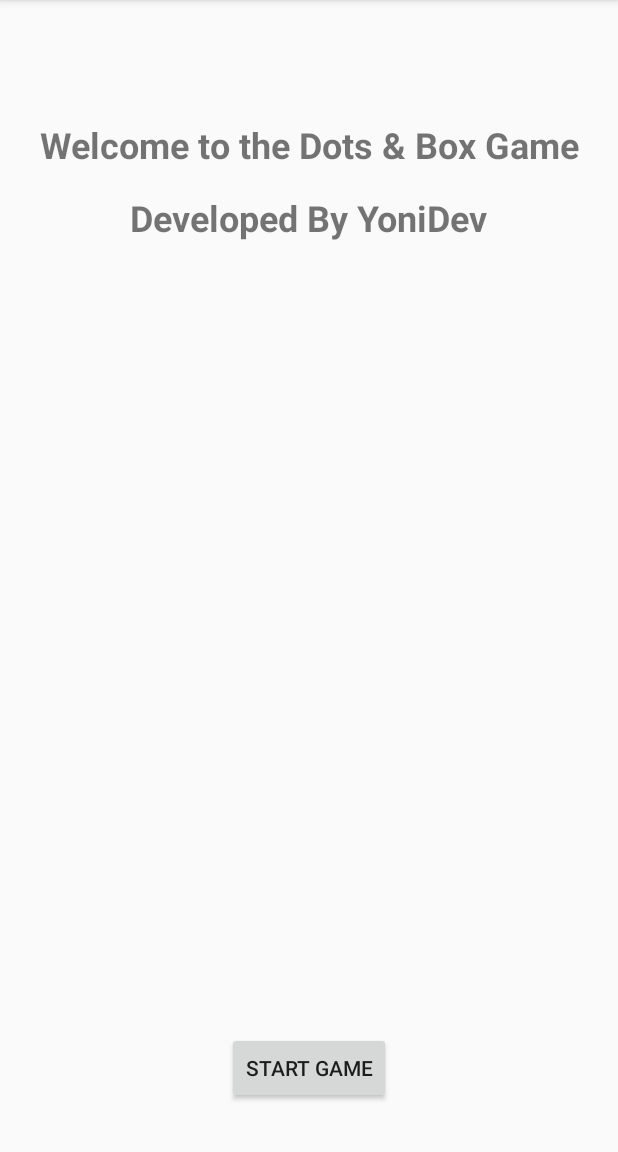
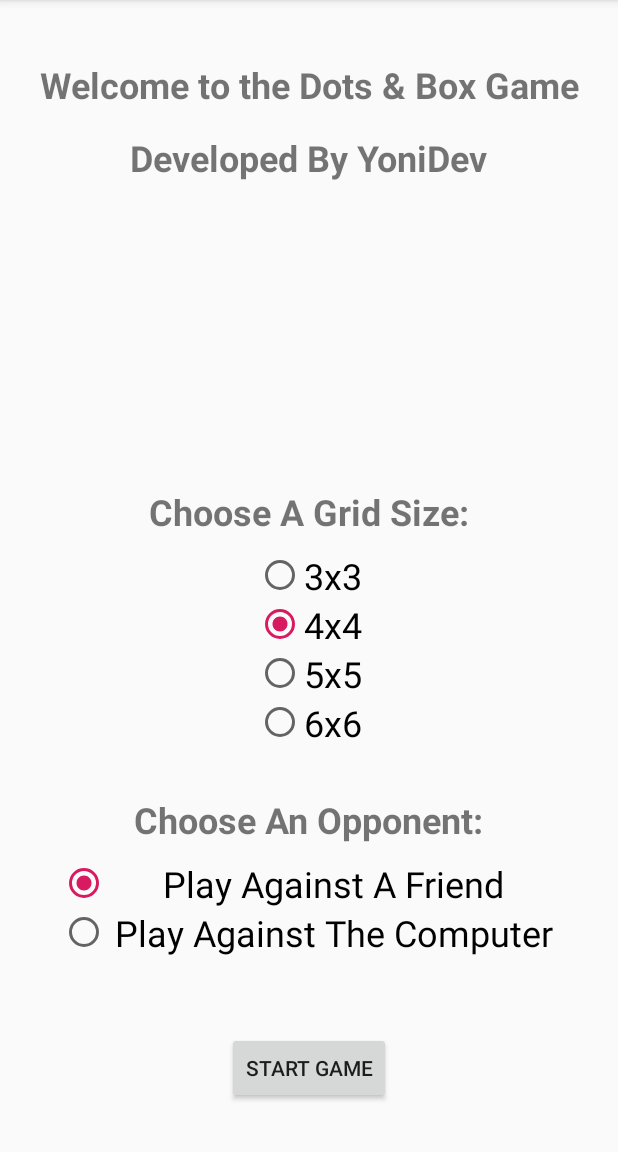
Before and after one commit to sly97/DotsAndBoxes, an Android app: the screen it shows after launch (MainActivity), on a phone screen of 412 x 824 dp, the part 84-1236 px from its top. Run offline under Robolectric (Android 15) with nearby library versions, the phone set to English and light mode, and no system bars.

Commit message:
Added Custom Grid Size Support.
Added Opponent Choice. (Still under maintenance)

Replaced Player Names accordingly to the chosen opponent.

Added Comments where needed.

```diff
--- a/app/src/main/res/layout/activity_main.xml
+++ b/app/src/main/res/layout/activity_main.xml
@@ -20,7 +20,7 @@
             android:id="@+id/textView"
             android:layout_width="wrap_content"
             android:layout_height="wrap_content"
-            android:layout_marginTop="80dp"
+            android:layout_marginTop="40dp"
             android:text="Welcome to the Dots &amp; Box Game"
             android:textSize="24sp"
             android:textStyle="bold"
@@ -39,4 +39,112 @@
             app:layout_constraintEnd_toEndOf="parent"
             app:layout_constraintStart_toStartOf="parent"
             app:layout_constraintTop_toBottomOf="@+id/textView" />
+
+
+    <TextView
+            android:id="@+id/textView3"
+            android:layout_width="wrap_content"
+            android:layout_height="wrap_content"
+            android:layout_marginBottom="10dp"
+            android:text="Choose An Opponent:"
+            android:textSize="24sp"
+            android:textStyle="bold"
+            app:layout_constraintBottom_toTopOf="@+id/playAsOptions"
+            app:layout_constraintEnd_toEndOf="parent"
+            app:layout_constraintStart_toStartOf="parent" />
+
+    <RadioGroup
+            android:id="@+id/playAsOptions"
+            android:layout_width="match_parent"
+            android:layout_height="wrap_content"
+            android:layout_marginBottom="50dp"
+            app:layout_constraintBottom_toTopOf="@+id/button2"
+            app:layout_constraintEnd_toEndOf="parent"
+            app:layout_constraintStart_toStartOf="parent">
+
+        <RadioButton
+                android:id="@+id/playAsFriend"
+                android:layout_width="match_parent"
+                android:layout_height="wrap_content"
+                android:layout_marginLeft="40sp"
+                android:layout_marginRight="40sp"
+                android:checked="true"
+                android:gravity="center"
+                android:text="Play Against A Friend"
+                android:textSize="24sp" />
+
+        <RadioButton
+                android:id="@+id/playAsBot"
+                android:layout_width="match_parent"
+                android:layout_height="wrap_content"
+                android:layout_marginLeft="40sp"
+                android:layout_marginRight="40sp"
+                android:gravity="center"
+                android:text="Play Against The Computer"
+                android:textSize="24sp" />
+    </RadioGroup>
+
+    <TextView
+            android:id="@+id/textView4"
+            android:layout_width="wrap_content"
+            android:layout_height="wrap_content"
+            android:layout_marginBottom="10dp"
+            android:text="Choose A Grid Size:"
+            android:textSize="24sp"
+            android:textStyle="bold"
+            app:layout_constraintBottom_toTopOf="@+id/gridSize"
+            app:layout_constraintEnd_toEndOf="parent"
+            app:layout_constraintStart_toStartOf="parent" />
+
+
+    <RadioGroup
+            android:id="@+id/gridSize"
+            android:layout_width="wrap_content"
+            android:layout_height="wrap_content"
+            android:layout_marginBottom="32dp"
+            app:layout_constraintBottom_toTopOf="@+id/textView3"
+            app:layout_constraintEnd_toEndOf="parent"
+            app:layout_constraintStart_toStartOf="parent">
+        <RadioButton
+                android:id="@+id/gridSize3"
+                android:layout_width="match_parent"
+                android:layout_height="wrap_content"
+                android:layout_marginLeft="40sp"
+                android:layout_marginRight="40sp"
+                android:gravity="center"
+                android:text="3x3"
+                android:textSize="24sp" />
+
+        <RadioButton
+                android:id="@+id/gridSize4"
+                android:layout_width="match_parent"
+                android:layout_height="wrap_content"
+                android:layout_marginLeft="40sp"
+                android:layout_marginRight="40sp"
+                android:checked="true"
+                android:gravity="center"
+                android:text="4x4"
+                android:textSize="24sp" />
+        <RadioButton
+                android:id="@+id/gridSize5"
+                android:layout_width="match_parent"
+                android:layout_height="wrap_content"
+                android:layout_marginLeft="40sp"
+                android:layout_marginRight="40sp"
+                android:gravity="center"
+                android:text="5x5"
+                android:textSize="24sp" />
+        <RadioButton
+                android:id="@+id/gridSize6"
+                android:layout_width="match_parent"
+                android:layout_height="wrap_content"
+                android:layout_marginLeft="40sp"
+                android:layout_marginRight="40sp"
+                android:gravity="center"
+                android:text="6x6"
+                android:textSize="24sp" />
+
+    </RadioGroup>
+
+
 </androidx.constraintlayout.widget.ConstraintLayout>
--- a/logic/src/main/kotlin/org/example/student/dotsboxgame/StudentDotsBoxGame.kt
+++ b/logic/src/main/kotlin/org/example/student/dotsboxgame/StudentDotsBoxGame.kt
@@ -34,7 +34,7 @@ class StudentDotsBoxGame(val columns : Int, val rows : Int, players : List<Playe
     inner class StudentLine(lineX: Int, lineY: Int) : AbstractLine(lineX, lineY) {
         override var isDrawn: Boolean = false
 
-
+        //Holds coordinates of adjacent boxes to a line
         override val adjacentBoxes: Pair<StudentBox?, StudentBox?>
             get() {
                 if(lineX == 0 && lineY % 2 == 1){
@@ -71,6 +71,7 @@ class StudentDotsBoxGame(val columns : Int, val rows : Int, players : List<Playe
             }
 
         override fun drawLine(){
+            //Checks if player gets another move
             var extraMove = false
             if(!this.isDrawn){
                 this.isDrawn = true
@@ -86,6 +87,7 @@ class StudentDotsBoxGame(val columns : Int, val rows : Int, players : List<Playe
 
                 fireGameChange()
 
+                //checks extraMove and moves to next player, or adds score per box, and checks if last box is completed
                 if(!extraMove) {
                     if (players.indexOf(currentPlayer) == players.size - 1) {
                         currentPlayer = players[0]
```
Also changed, not shown: app/src/main/AndroidManifest.xml (+8 -2 lines), app/src/main/java/uk/ac/bournemouth/ap/dotsandboxes/Game.kt (added, +21 -0 lines), app/src/main/java/uk/ac/bournemouth/ap/dotsandboxes/GameView.kt (+47 -25 lines), app/src/main/java/uk/ac/bournemouth/ap/dotsandboxes/MainActivity.kt (+17 -6 lines), app/src/main/res/layout/activity_game.xml (added, +9 -0 lines).
